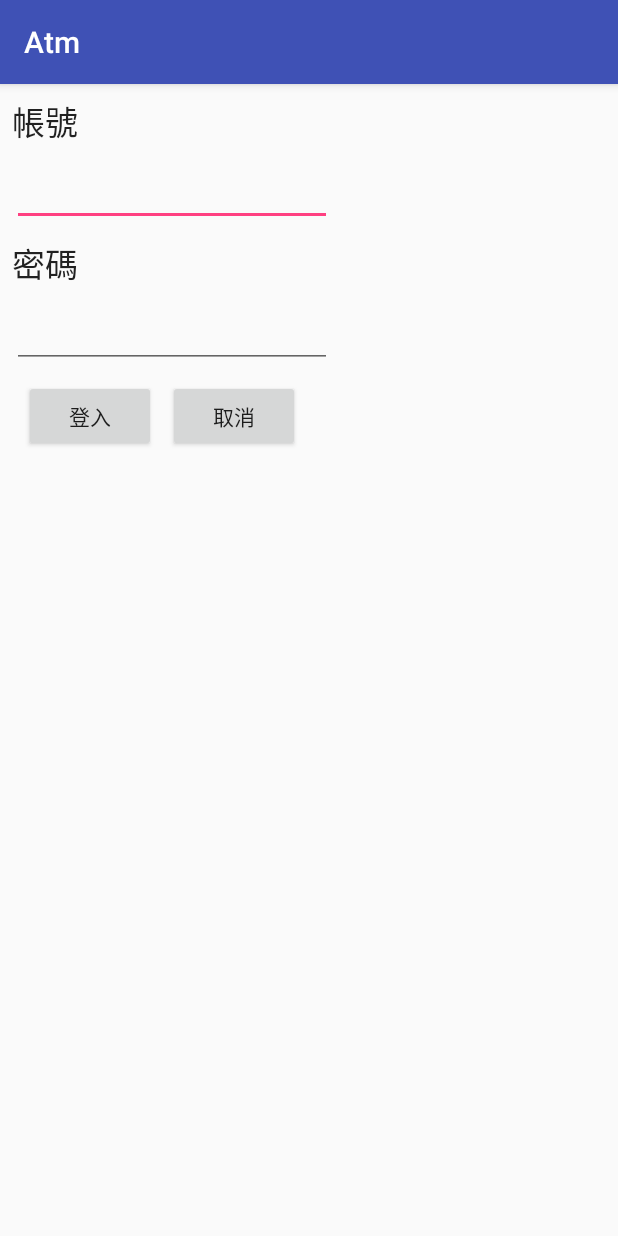
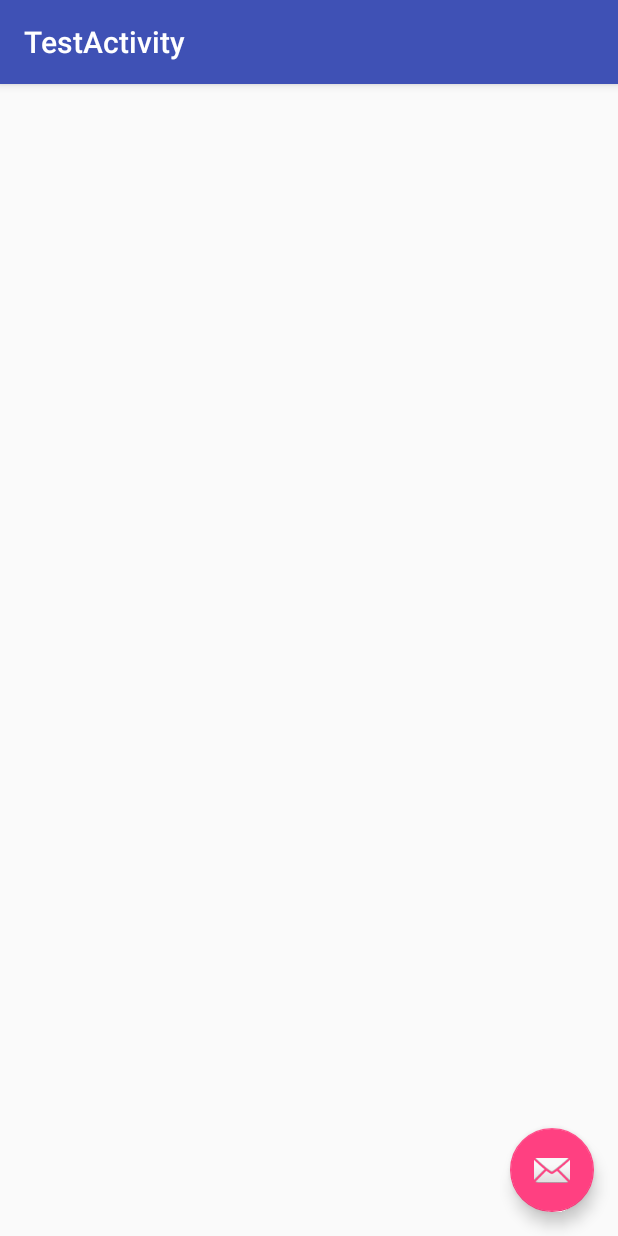
Before and after one commit to android81/Atm, an Android app: the screen it shows after launch (LoginActivity before the commit, TestActivity after it), on a phone screen of 412 x 824 dp. Run offline under Robolectric (Android 15) with nearby library versions, the phone set to English and light mode, and no system bars.

Commit message:
Material Design

```diff
--- a/app/build.gradle
+++ b/app/build.gradle
@@ -22,6 +22,7 @@ dependencies {
     implementation fileTree(dir: 'libs', include: ['*.jar'])
     implementation 'com.android.support:appcompat-v7:26.1.0'
     implementation 'com.android.support.constraint:constraint-layout:1.0.2'
+    implementation 'com.android.support:design:26.1.0'
     testImplementation 'junit:junit:4.12'
     androidTestImplementation 'com.android.support.test:runner:1.0.1'
     androidTestImplementation 'com.android.support.test.espresso:espresso-core:3.0.1'
--- a/app/src/main/AndroidManifest.xml
+++ b/app/src/main/AndroidManifest.xml
@@ -16,7 +16,11 @@
                 <category android:name="android.intent.category.LAUNCHER" />
             </intent-filter>
         </activity>
-        <activity android:name=".LoginActivity"></activity>
+        <activity android:name=".LoginActivity" />
+        <activity
+            android:name=".TestActivity"
+            android:label="@string/title_activity_test"
+            android:theme="@style/AppTheme.NoActionBar"></activity>
     </application>
 
 </manifest>
--- a/app/src/main/java/com/tom/atm/MainActivity.java
+++ b/app/src/main/java/com/tom/atm/MainActivity.java
@@ -12,6 +12,8 @@ public class MainActivity extends AppCompatActivity {
     protected void onCreate(Bundle savedInstanceState) {
         super.onCreate(savedInstanceState);
         setContentView(R.layout.activity_main);
+        //測試TestActivity
+        startActivity(new Intent(this, TestActivity.class));
         if (!logon){ //如未登入, 則開啟LoginActivity
             Intent intent = new Intent(this, LoginActivity.class);
 //            startActivity(intent);
--- /dev/null
+++ b/app/src/main/java/com/tom/atm/TestActivity.java
@@ -0,0 +1,33 @@
+package com.tom.atm;
+
+import android.os.Bundle;
+import android.support.design.widget.FloatingActionButton;
+import android.support.design.widget.Snackbar;
+import android.support.v7.app.AppCompatActivity;
+import android.support.v7.widget.Toolbar;
+import android.view.View;
+
+public class TestActivity extends AppCompatActivity {
+
+    @Override
+    protected void onCreate(Bundle savedInstanceState) {
+        super.onCreate(savedInstanceState);
+        setContentView(R.layout.activity_test);
+        Toolbar toolbar = (Toolbar) findViewById(R.id.toolbar);
+        setSupportActionBar(toolbar);
+
+        FloatingActionButton fab = (FloatingActionButton) findViewById(R.id.fab);
+        fab.setOnClickListener(new View.OnClickListener() {
+            @Override
+            public void onClick(View view) {
+                Snackbar.make(view, "想要顯示的訊息字串", Snackbar.LENGTH_LONG)
+                        .setAction("Action", new View.OnClickListener() {
+                            @Override
+                            public void onClick(View v) {
+                                //設計點擊訊息時的工作
+                            }
+                        }).show();
+            }
+        });
+    }
+}
--- /dev/null
+++ b/app/src/main/res/layout/activity_test.xml
@@ -0,0 +1,33 @@
+<?xml version="1.0" encoding="utf-8"?>
+<android.support.design.widget.CoordinatorLayout xmlns:android="http://schemas.android.com/apk/res/android"
+    xmlns:app="http://schemas.android.com/apk/res-auto"
+    xmlns:tools="http://schemas.android.com/tools"
+    android:layout_width="match_parent"
+    android:layout_height="match_parent"
+    tools:context="com.tom.atm.TestActivity">
+
+    <android.support.design.widget.AppBarLayout
+        android:layout_width="match_parent"
+        android:layout_height="wrap_content"
+        android:theme="@style/AppTheme.AppBarOverlay">
+
+        <android.support.v7.widget.Toolbar
+            android:id="@+id/toolbar"
+            android:layout_width="match_parent"
+            android:layout_height="?attr/actionBarSize"
+            android:background="?attr/colorPrimary"
+            app:popupTheme="@style/AppTheme.PopupOverlay" />
+
+    </android.support.design.widget.AppBarLayout>
+
+    <include layout="@layout/content_test" />
+
+    <android.support.design.widget.FloatingActionButton
+        android:id="@+id/fab"
+        android:layout_width="wrap_content"
+        android:layout_height="wrap_content"
+        android:layout_gravity="bottom|end"
+        android:layout_margin="@dimen/fab_margin"
+        app:srcCompat="@android:drawable/ic_dialog_email" />
+
+</android.support.design.widget.CoordinatorLayout>
--- /dev/null
+++ b/app/src/main/res/layout/content_test.xml
@@ -0,0 +1,11 @@
+<?xml version="1.0" encoding="utf-8"?>
+<android.support.constraint.ConstraintLayout xmlns:android="http://schemas.android.com/apk/res/android"
+    xmlns:app="http://schemas.android.com/apk/res-auto"
+    xmlns:tools="http://schemas.android.com/tools"
+    android:layout_width="match_parent"
+    android:layout_height="match_parent"
+    app:layout_behavior="@string/appbar_scrolling_view_behavior"
+    tools:context="com.tom.atm.TestActivity"
+    tools:showIn="@layout/activity_test">
+
+</android.support.constraint.ConstraintLayout>
--- /dev/null
+++ b/app/src/main/res/values/dimens.xml
@@ -0,0 +1,3 @@
+<resources>
+    <dimen name="fab_margin">16dp</dimen>
+</resources>
--- a/app/src/main/res/values/strings.xml
+++ b/app/src/main/res/values/strings.xml
@@ -1,3 +1,4 @@
 <resources>
     <string name="app_name">Atm</string>
+    <string name="title_activity_test">TestActivity</string>
 </resources>
--- a/app/src/main/res/values/styles.xml
+++ b/app/src/main/res/values/styles.xml
@@ -8,4 +8,13 @@
         <item name="colorAccent">@color/colorAccent</item>
     </style>
 
+    <style name="AppTheme.NoActionBar">
+        <item name="windowActionBar">false</item>
+        <item name="windowNoTitle">true</item>
+    </style>
+
+    <style name="AppTheme.AppBarOverlay" parent="ThemeOverlay.AppCompat.Dark.ActionBar" />
+
+    <style name="AppTheme.PopupOverlay" parent="ThemeOverlay.AppCompat.Light" />
+
 </resources>
```
